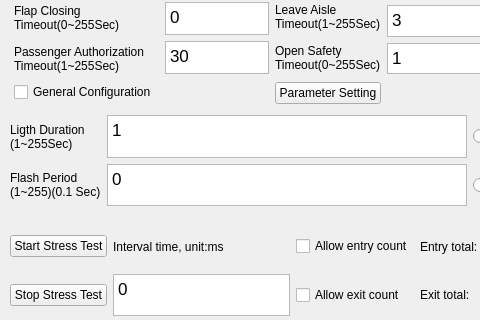
Old version of the form view/ElisMainWidget.ui in the repository chiplua/Rs128WinTest; both pictures show x 0 to 480 and y 115 to 435 of the 1031 by 647 pixel window.
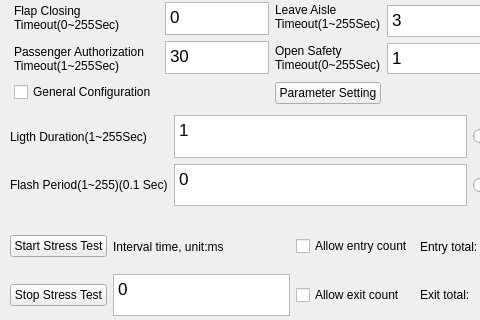
New version of the form.

Commit message: [UI-Framework-Label]:Change label

What changed in the file:
```diff
--- a/view/ElisMainWidget.ui
+++ b/view/ElisMainWidget.ui
@@ -387,8 +387,7 @@
     <item row="0" column="0">
      <widget class="QLabel" name="label_8">
       <property name="text">
-       <string>Ligth Duration
-(1~255Sec)</string>
+       <string>Ligth Duration(1~255Sec)</string>
       </property>
      </widget>
     </item>
@@ -413,8 +412,7 @@
     <item row="1" column="0">
      <widget class="QLabel" name="label_9">
       <property name="text">
-       <string>Flash Period
-(1~255)(0.1 Sec)</string>
+       <string>Flash Period(1~255)(0.1 Sec)</string>
       </property>
      </widget>
     </item>
```
